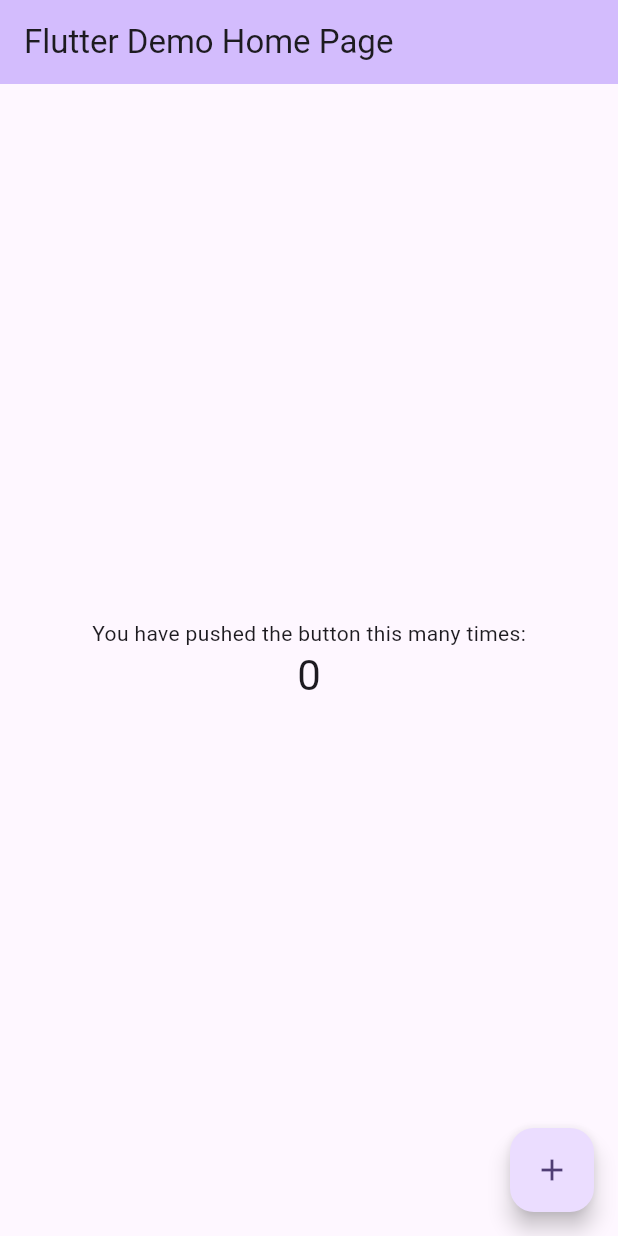
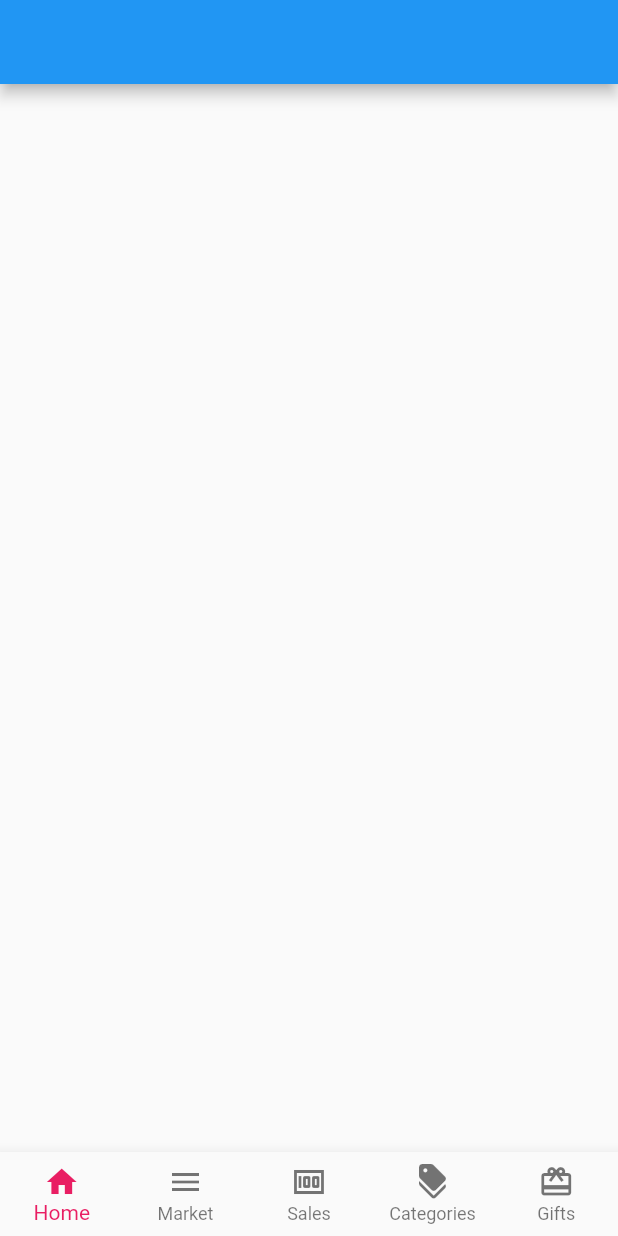
Before and after one commit to nasrallah2000/task, a Flutter app: the screen it shows after launch, on a phone screen of 412 x 824 dp. Run offline on Flutter 3.47's test engine with Material 2 defaults, Android fonts, the phone set to English and light mode, and no system bars; our stand-ins replace get.

Commit message:
make home screen

```diff
--- /dev/null
+++ b/lib/binding/home_binding.dart
@@ -0,0 +1,9 @@
+import 'package:get/get.dart';
+import 'package:task/controller/home_controller.dart';
+
+class HomeBinding extends Bindings {
+  @override
+  void dependencies() {
+    Get.lazyPut(() => HomeController());
+  }
+}
--- /dev/null
+++ b/lib/controller/home_controller.dart
@@ -0,0 +1,21 @@
+import 'package:get/get.dart';
+
+class HomeController extends GetxController {
+  static HomeController get to => Get.find();
+
+  @override
+  void onInit() {
+    super.onInit();
+  }
+
+  var tabIndex = 0.obs;
+
+  void changeTabIndex(int index) {
+    tabIndex.value = index;
+  }
+
+  @override
+  void dispose() {
+    super.dispose();
+  }
+}
--- a/lib/main.dart
+++ b/lib/main.dart
@@ -1,4 +1,7 @@
 import 'package:flutter/material.dart';
+import 'package:get/get.dart';
+import 'package:task/routes/pages.dart';
+import 'package:task/routes/routes.dart';
 
 void main() {
   runApp(const MyApp());
@@ -10,116 +13,12 @@ class MyApp extends StatelessWidget {
   // This widget is the root of your application.
   @override
   Widget build(BuildContext context) {
-    return MaterialApp(
-      title: 'Flutter Demo',
-      theme: ThemeData(
-        // This is the theme of your application.
-        //
-        // TRY THIS: Try running your application with "flutter run". You'll see
-        // the application has a blue toolbar. Then, without quitting the app,
-        // try changing the seedColor in the colorScheme below to Colors.green
-        // and then invoke "hot reload" (save your changes or press the "hot
-        // reload" button in a Flutter-supported IDE, or press "r" if you used
-        // the command line to start the app).
-        //
-        // Notice that the counter didn't reset back to zero; the application
-        // state is not lost during the reload. To reset the state, use hot
-        // restart instead.
-        //
-        // This works for code too, not just values: Most code changes can be
-        // tested with just a hot reload.
-        colorScheme: ColorScheme.fromSeed(seedColor: Colors.deepPurple),
-        useMaterial3: true,
-      ),
-      home: const MyHomePage(title: 'Flutter Demo Home Page'),
+    return GetMaterialApp(
+      title: 'Task',
+      debugShowCheckedModeBanner: false,
+      navigatorKey: Get.key,
+      initialRoute: Routes.homeScreen,
+      getPages: Pages.list,
     );
   }
 }
-
-class MyHomePage extends StatefulWidget {
-  const MyHomePage({super.key, required this.title});
-
-  // This widget is the home page of your application. It is stateful, meaning
-  // that it has a State object (defined below) that contains fields that affect
-  // how it looks.
-
-  // This class is the configuration for the state. It holds the values (in this
-  // case the title) provided by the parent (in this case the App widget) and
-  // used by the build method of the State. Fields in a Widget subclass are
-  // always marked "final".
-
-  final String title;
-
-  @override
-  State<MyHomePage> createState() => _MyHomePageState();
-}
-
-class _MyHomePageState extends State<MyHomePage> {
-  int _counter = 0;
-
-  void _incrementCounter() {
-    setState(() {
-      // This call to setState tells the Flutter framework that something has
-      // changed in this State, which causes it to rerun the build method below
-      // so that the display can reflect the updated values. If we changed
-      // _counter without calling setState(), then the build method would not be
-      // called again, and so nothing would appear to happen.
-      _counter++;
-    });
-  }
-
-  @override
-  Widget build(BuildContext context) {
-    // This method is rerun every time setState is called, for instance as done
-    // by the _incrementCounter method above.
-    //
-    // The Flutter framework has been optimized to make rerunning build methods
-    // fast, so that you can just rebuild anything that needs updating rather
-    // than having to individually change instances of widgets.
-    return Scaffold(
-      appBar: AppBar(
-        // TRY THIS: Try changing the color here to a specific color (to
-        // Colors.amber, perhaps?) and trigger a hot reload to see the AppBar
-        // change color while the other colors stay the same.
-        backgroundColor: Theme.of(context).colorScheme.inversePrimary,
-        // Here we take the value from the MyHomePage object that was created by
-        // the App.build method, and use it to set our appbar title.
-        title: Text(widget.title),
-      ),
-      body: Center(
-        // Center is a layout widget. It takes a single child and positions it
-        // in the middle of the parent.
-        child: Column(
-          // Column is also a layout widget. It takes a list of children and
-          // arranges them vertically. By default, it sizes itself to fit its
-          // children horizontally, and tries to be as tall as its parent.
-          //
-          // Column has various properties to control how it sizes itself and
-          // how it positions its children. Here we use mainAxisAlignment to
-          // center the children vertically; the main axis here is the vertical
-          // axis because Columns are vertical (the cross axis would be
-          // horizontal).
-          //
-          // TRY THIS: Invoke "debug painting" (choose the "Toggle Debug Paint"
-          // action in the IDE, or press "p" in the console), to see the
-          // wireframe for each widget.
-          mainAxisAlignment: MainAxisAlignment.center,
-          children: <Widget>[
-            const Text(
-              'You have pushed the button this many times:',
-            ),
-            Text(
-              '$_counter',
-              style: Theme.of(context).textTheme.headlineMedium,
-            ),
-          ],
-        ),
-      ),
-      floatingActionButton: FloatingActionButton(
-        onPressed: _incrementCounter,
-        tooltip: 'Increment',
-        child: const Icon(Icons.add),
-      ), // This trailing comma makes auto-formatting nicer for build methods.
-    );
-  }
-}
--- /dev/null
+++ b/lib/routes/pages.dart
@@ -0,0 +1,14 @@
+import 'package:get/get_navigation/src/routes/get_route.dart';
+import 'package:task/binding/home_binding.dart';
+import 'package:task/routes/routes.dart';
+import 'package:task/views/home.dart';
+
+class Pages {
+  static var list = [
+    GetPage(
+      name: Routes.homeScreen,
+      page: () =>  HomeScreen(),
+      binding: HomeBinding(),
+    ),
+  ];
+}
--- /dev/null
+++ b/lib/routes/routes.dart
@@ -0,0 +1,3 @@
+class Routes {
+  static const String homeScreen = '/homeScreen';
+}
--- /dev/null
+++ b/lib/views/home.dart
@@ -0,0 +1,21 @@
+import 'package:flutter/material.dart';
+import 'package:get/get.dart';
+import 'package:get/get_state_manager/get_state_manager.dart';
+import 'package:task/controller/home_controller.dart';
+import 'package:task/widgets/bottom_nav_bar.dart';
+import 'package:task/widgets/home_body.dart';
+
+class HomeScreen extends StatelessWidget {
+  HomeScreen({super.key});
+
+  final controller = Get.put(HomeController());
+
+  @override
+  Widget build(BuildContext context) {
+    return Scaffold(
+      appBar: AppBar(),
+      body: const HomeBody(),
+      bottomNavigationBar: BottomNavBar(),
+    );
+  }
+}
--- /dev/null
+++ b/lib/widgets/bottom_nav_bar.dart
@@ -0,0 +1,28 @@
+import 'package:flutter/material.dart';
+import 'package:get/get.dart';
+import 'package:task/controller/home_controller.dart';
+
+class BottomNavBar extends StatelessWidget {
+  BottomNavBar({super.key});
+
+  final HomeController controller = Get.put(HomeController(), permanent: false);
+
+  @override
+  Widget build(BuildContext context) {
+    return Obx(
+      () => BottomNavigationBar(
+        currentIndex: controller.tabIndex.value,
+        onTap: controller.changeTabIndex,
+        type: BottomNavigationBarType.fixed,
+        selectedItemColor: Colors.pink,
+        items: const [
+          BottomNavigationBarItem(icon: Icon(Icons.home), label: 'Home'),
+          BottomNavigationBarItem(icon: Icon(Icons.menu), label: 'Market'),
+          BottomNavigationBarItem(icon: Icon(Icons.money), label: 'Sales'),
+          BottomNavigationBarItem(icon: Icon(Icons.discount), label: 'Categories'),
+          BottomNavigationBarItem(icon: Icon(Icons.card_giftcard), label: 'Gifts'),
+        ],
+      ),
+    );
+  }
+}
--- /dev/null
+++ b/lib/widgets/home_body.dart
@@ -0,0 +1,10 @@
+import 'package:flutter/material.dart';
+
+class HomeBody extends StatelessWidget {
+  const HomeBody({super.key});
+
+  @override
+  Widget build(BuildContext context) {
+    return Container();
+  }
+}
--- a/pubspec.yaml
+++ b/pubspec.yaml
@@ -35,6 +35,10 @@ dependencies:
   # The following adds the Cupertino Icons font to your application.
   # Use with the CupertinoIcons class for iOS style icons.
   cupertino_icons: ^1.0.2
+  get: ^4.6.5
+  get_storage: 2.1.1
+  flutter_screenutil: ^5.9.0
+
 
 dev_dependencies:
   flutter_test:
```
Also changed, not shown: pubspec.lock, 1 other file.
